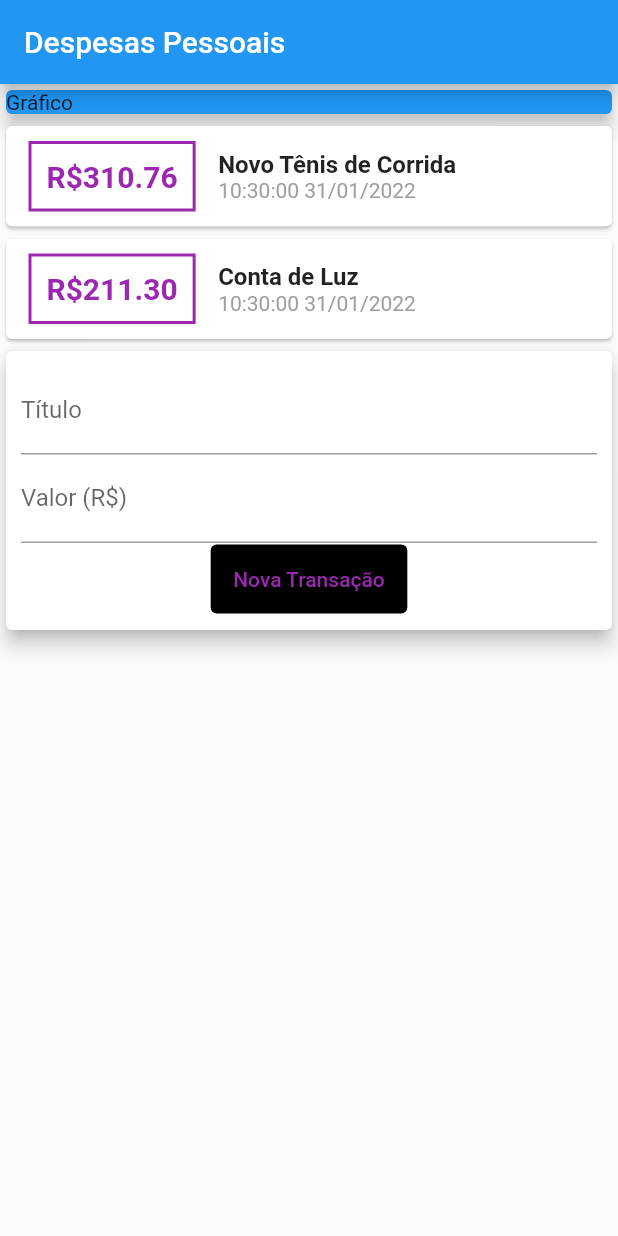
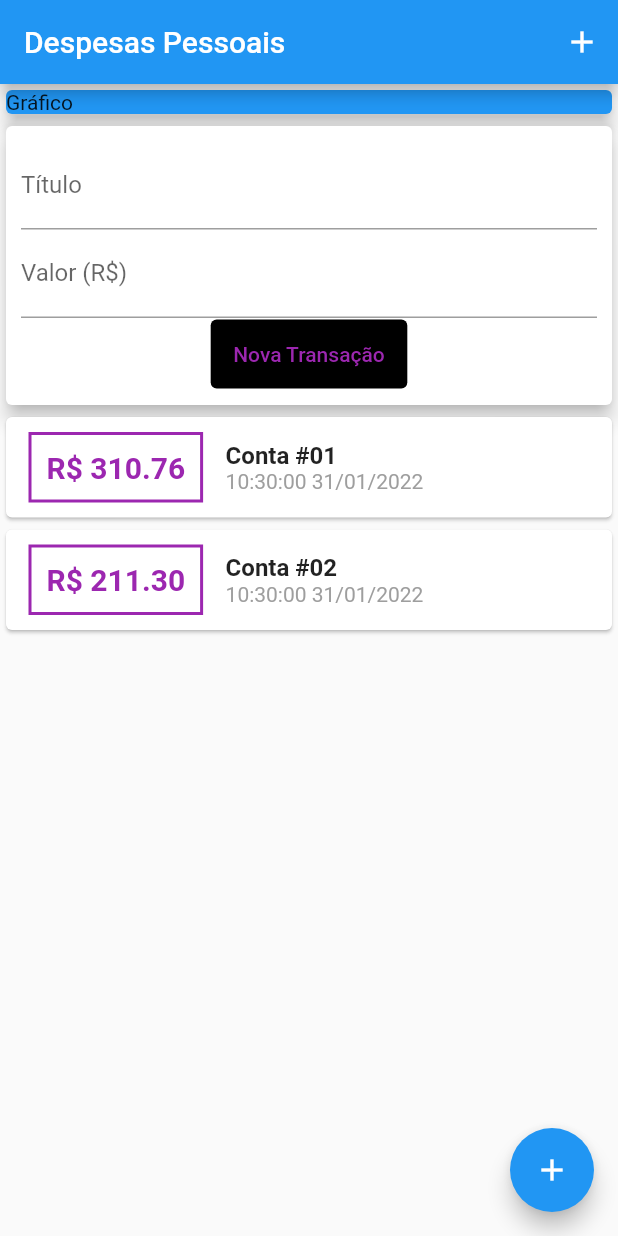
Before and after one commit to LeonardoCG12/Expenses, a Flutter app: the screen it shows after launch, on a phone screen of 412 x 824 dp. Run offline on Flutter 3.47's test engine with Material 2 defaults, Android fonts, the phone set to English and light mode, and no system bars.

Commit message:
Adicionado melhorias na interface e funções para inserção de novos dados por parte do usuário

```diff
--- /dev/null
+++ b/lib/components/transaction_form.dart
@@ -0,0 +1,67 @@
+import 'package:flutter/material.dart';
+
+class TransactionForm extends StatelessWidget {
+  final titleController = TextEditingController();
+  final valueController = TextEditingController();
+  final void Function(String, double) onSubmit;
+
+  TransactionForm({
+    Key? key,
+    required this.onSubmit,
+  }) : super(
+          key: key,
+        );
+
+  void _submitForm() {
+    final title = titleController.text;
+    final value = double.tryParse(valueController.text) ?? 0.0;
+
+    if (title.isNotEmpty && !value.isNegative) {
+      onSubmit(title, value);
+    }
+  }
+
+  @override
+  Widget build(BuildContext context) {
+    return Card(
+      elevation: 5,
+      child: Padding(
+        padding: const EdgeInsets.all(10),
+        child: Column(
+          children: [
+            TextField(
+              controller: titleController,
+              onSubmitted: (_) => _submitForm,
+              decoration: const InputDecoration(
+                labelText: 'Título',
+              ),
+            ),
+            TextField(
+              controller: valueController,
+              onSubmitted: (_) => _submitForm,
+              keyboardType: const TextInputType.numberWithOptions(
+                decimal: true,
+              ),
+              decoration: const InputDecoration(
+                labelText: 'Valor (R\$)',
+              ),
+            ),
+            TextButton(
+              onPressed: _submitForm,
+              child: const Text(
+                'Nova Transação',
+                style: TextStyle(
+                  color: Colors.purple,
+                ),
+              ),
+              style: TextButton.styleFrom(
+                backgroundColor: Colors.black,
+                padding: const EdgeInsets.all(15),
+              ),
+            ),
+          ],
+        ),
+      ),
+    );
+  }
+}
--- /dev/null
+++ b/lib/components/transaction_list.dart
@@ -0,0 +1,73 @@
+import 'package:flutter/material.dart';
+import 'package:intl/intl.dart';
+import 'package:expenses/models/transaction.dart';
+
+class TransactionList extends StatelessWidget {
+  final List<Transaction> transactions;
+
+  const TransactionList({
+    Key? key,
+    required this.transactions,
+  }) : super(
+          key: key,
+        );
+
+  @override
+  Widget build(BuildContext context) {
+    return SizedBox(
+      height: MediaQuery.of(context).size.height / 1.8,
+      child: ListView.builder(
+        itemCount: transactions.length,
+        itemBuilder: (context, index) {
+          final tr = transactions[index];
+
+          return Card(
+            child: Row(
+              children: [
+                Container(
+                  margin: const EdgeInsets.symmetric(
+                    horizontal: 15,
+                    vertical: 10,
+                  ),
+                  decoration: BoxDecoration(
+                    border: Border.all(
+                      color: Colors.purple,
+                      width: 2,
+                    ),
+                  ),
+                  padding: const EdgeInsets.all(10),
+                  child: Text(
+                    'R\$ ${tr.value.toStringAsFixed(2)}',
+                    style: const TextStyle(
+                      fontSize: 20,
+                      fontWeight: FontWeight.bold,
+                      color: Colors.purple,
+                    ),
+                  ),
+                ),
+                Column(
+                  crossAxisAlignment: CrossAxisAlignment.start,
+                  children: [
+                    Text(
+                      tr.title,
+                      style: const TextStyle(
+                        fontSize: 16,
+                        fontWeight: FontWeight.bold,
+                      ),
+                    ),
+                    Text(
+                      DateFormat('HH:mm:ss d/MM/y').format(tr.date),
+                      style: const TextStyle(
+                        color: Colors.grey,
+                      ),
+                    ),
+                  ],
+                ),
+              ],
+            ),
+          );
+        },
+      ),
+    );
+  }
+}
--- /dev/null
+++ b/lib/components/transaction_user.dart
@@ -0,0 +1,60 @@
+import 'dart:math';
+import 'package:flutter/material.dart';
+import 'package:expenses/models/transaction.dart';
+import 'package:expenses/components/transaction_list.dart';
+import 'package:expenses/components/transaction_form.dart';
+
+class TransactionUser extends StatefulWidget {
+  const TransactionUser({
+    Key? key,
+  }) : super(
+          key: key,
+        );
+
+  @override
+  _TransactionUserState createState() => _TransactionUserState();
+}
+
+class _TransactionUserState extends State<TransactionUser> {
+  final _transactions = [
+    Transaction(
+      id: 't1',
+      title: 'Conta #01',
+      value: 310.76,
+      date: DateTime.now(),
+    ),
+    Transaction(
+      id: 't2',
+      title: 'Conta #02',
+      value: 211.30,
+      date: DateTime.now(),
+    ),
+  ];
+
+  void _addTransaction(String title, double value) {
+    final newTransaction = Transaction(
+      id: Random().nextDouble().toString(),
+      title: title,
+      value: value,
+      date: DateTime.now(),
+    );
+
+    setState(() {
+      _transactions.add(newTransaction);
+    });
+  }
+
+  @override
+  Widget build(BuildContext context) {
+    return Column(
+      children: [
+        TransactionForm(
+          onSubmit: _addTransaction,
+        ),
+        TransactionList(
+          transactions: _transactions,
+        ),
+      ],
+    );
+  }
+}
--- a/lib/main.dart
+++ b/lib/main.dart
@@ -1,17 +1,20 @@
 import 'package:flutter/material.dart';
-import 'package:intl/intl.dart';
-import 'package:expenses/models/transaction.dart';
+import 'package:expenses/components/transaction_user.dart';
 
 void main() {
   runApp(const MyApp());
 }
 
 class MyApp extends StatelessWidget {
-  const MyApp({Key? key}) : super(key: key);
+  const MyApp({
+    Key? key,
+  }) : super(
+          key: key,
+        );
 
   @override
   Widget build(BuildContext context) {
-    return MaterialApp(
+    return const MaterialApp(
       debugShowCheckedModeBanner: false,
       home: MyHomePage(),
     );
@@ -19,124 +22,39 @@ class MyApp extends StatelessWidget {
 }
 
 class MyHomePage extends StatelessWidget {
-  final _transactions = [
-    Transaction(
-      id: 't1',
-      title: 'Novo Tênis de Corrida',
-      value: 310.76,
-      date: DateTime.now(),
-    ),
-    Transaction(
-      id: 't2',
-      title: 'Conta de Luz',
-      value: 211.30,
-      date: DateTime.now(),
-    ),
-  ];
-
-  MyHomePage({Key? key}) : super(key: key);
+  const MyHomePage({Key? key}) : super(key: key);
 
   @override
   Widget build(BuildContext context) {
     return Scaffold(
       appBar: AppBar(
         title: const Text('Despesas Pessoais'),
+        actions: [
+          IconButton(
+            onPressed: () {},
+            icon: const Icon(Icons.add),
+          )
+        ],
       ),
-      body: Column(
-        crossAxisAlignment: CrossAxisAlignment.stretch,
-        children: [
-          SizedBox(
-            width: MediaQuery.of(context).size.width,
-            child: const Card(
+      body: SingleChildScrollView(
+        physics: const NeverScrollableScrollPhysics(),
+        child: Column(
+          crossAxisAlignment: CrossAxisAlignment.stretch,
+          children: const [
+            Card(
               color: Colors.blue,
               child: Text('Gráfico'),
               elevation: 5,
             ),
-          ),
-          Column(
-            children: _transactions.map((tr) {
-              return Card(
-                child: Row(
-                  children: [
-                    Container(
-                      margin: const EdgeInsets.symmetric(
-                        horizontal: 15,
-                        vertical: 10,
-                      ),
-                      decoration: BoxDecoration(
-                        border: Border.all(
-                          color: Colors.purple,
-                          width: 2,
-                        ),
-                      ),
-                      padding: const EdgeInsets.all(10),
-                      child: Text(
-                        'R\$${tr.value.toStringAsFixed(2)}',
-                        style: const TextStyle(
-                          fontSize: 20,
-                          fontWeight: FontWeight.bold,
-                          color: Colors.purple,
-                        ),
-                      ),
-                    ),
-                    Column(
-                      crossAxisAlignment: CrossAxisAlignment.start,
-                      children: [
-                        Text(
-                          tr.title,
-                          style: const TextStyle(
-                            fontSize: 16,
-                            fontWeight: FontWeight.bold,
-                          ),
-                        ),
-                        Text(
-                          DateFormat('HH:mm:ss d/MM/y').format(tr.date),
-                          style: const TextStyle(
-                            color: Colors.grey,
-                          ),
-                        ),
-                      ],
-                    ),
-                  ],
-                ),
-              );
-            }).toList(),
-          ),
-          Card(
-            elevation: 5,
-            child: Padding(
-              padding: const EdgeInsets.all(10),
-              child: Column(
-                children: [
-                  const TextField(
-                    decoration: InputDecoration(
-                      labelText: 'Título',
-                    ),
-                  ),
-                  const TextField(
-                    decoration: InputDecoration(
-                      labelText: 'Valor (R\$)',
-                    ),
-                  ),
-                  TextButton(
-                    onPressed: () {},
-                    style: TextButton.styleFrom(
-                      backgroundColor: Colors.black,
-                      padding: const EdgeInsets.all(15),
-                    ),
-                    child: const Text(
-                      'Nova Transação',
-                      style: TextStyle(
-                        color: Colors.purple,
-                      ),
-                    ),
-                  ),
-                ],
-              ),
-            ),
-          ),
-        ],
+            TransactionUser(),
+          ],
+        ),
       ),
+      floatingActionButton: FloatingActionButton(
+        onPressed: () {},
+        child: const Icon(Icons.add),
+      ),
+      floatingActionButtonLocation: FloatingActionButtonLocation.endFloat,
     );
   }
 }
```
